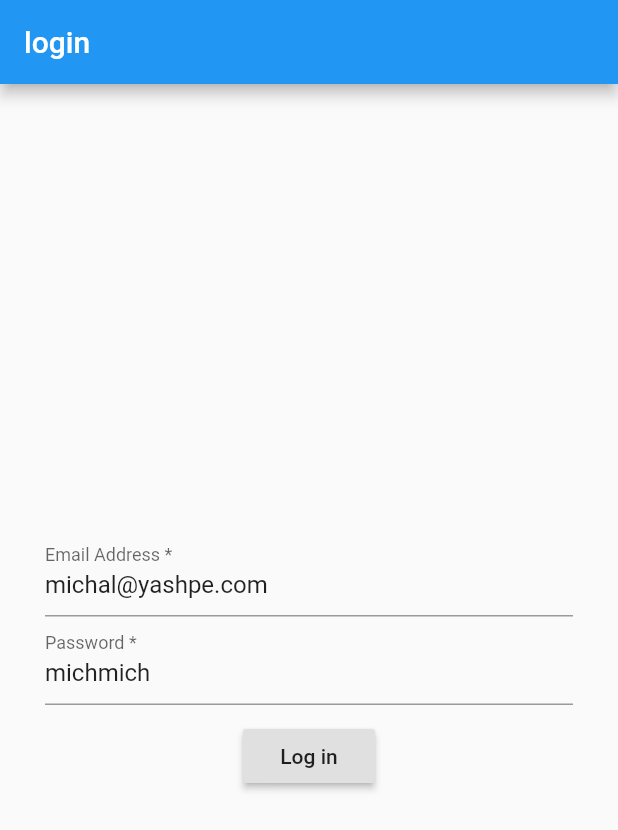
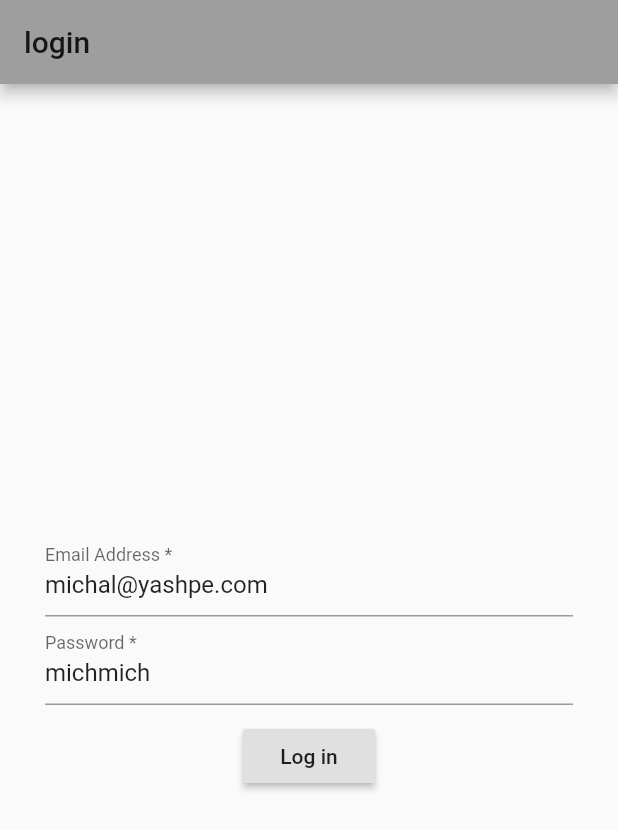
Before and after one commit to michalyashpe/daff_app, a Flutter app: the screen it shows after launch, on a phone screen of 412 x 824 dp. Shown: the top 830 px of the screen. Run offline on Flutter 3.47's test engine with Material 2 defaults, Android fonts, the light colour scheme and no system bars; our stand-ins replace firebase_messaging; accounts and stored records are empty.

Commit message:
SP commented

```diff
--- a/lib/main.dart
+++ b/lib/main.dart
@@ -3,7 +3,6 @@ import 'package:daff_app/helpers/firebase_api.dart';
 import 'package:daff_app/screens/login_screen.dart';
 import 'package:flutter/material.dart';
 import 'package:provider/provider.dart';
-import 'package:shared_preferences/shared_preferences.dart';
 
 void main() => runApp(MyApp());
 
@@ -37,7 +36,7 @@ class _MyAppState extends State<MyApp> {
   child: MaterialApp(
       title: 'Daff Rocking App',
       theme: ThemeData(
-        primarySwatch: Colors.blue,
+        primarySwatch: Colors.grey,
       ),
       home: LoginScreen(firebaseAPI),
     ));
```
Also changed, not shown: lib/authentication_model.dart (+6 -6 lines), lib/helpers/firebase_api.dart (+6 -6 lines).
